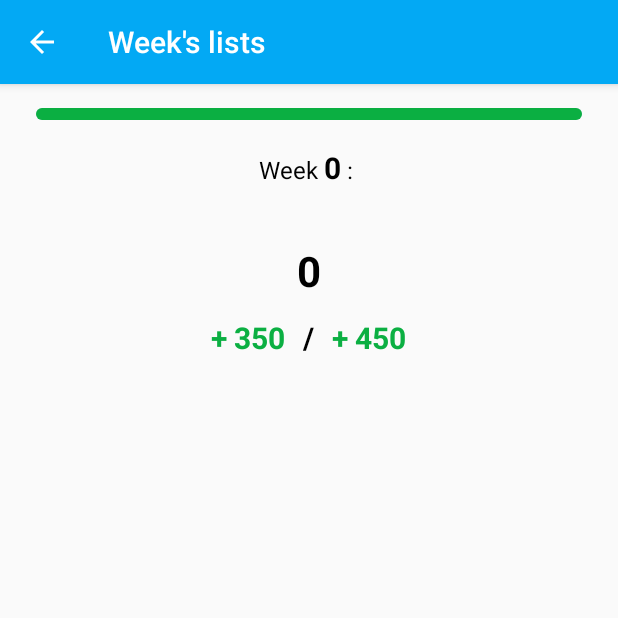
After one commit to khash021/Expense, an Android app: the WeekFragment screen opened directly, with no data from a screen before it, on a phone screen of 412 x 824 dp, the top half of it. The commit adds this screen. Run offline under Robolectric (Android 15) with nearby library versions, the phone set to English and light mode, and no system bars; libraries missing offline, so code that uses them is left out: io.realm; 24 statements that could not run were skipped.

Commit message:
ADDED WEEK LIST ACTIVITY

```diff
--- a/app/src/main/AndroidManifest.xml
+++ b/app/src/main/AndroidManifest.xml
@@ -41,6 +41,10 @@
             android:name=".ChartActivity"
             android:label="@string/chart"
             android:parentActivityName=".MainActivity" />
+
+        <activity android:name=".WeekListActivity"
+            android:label="@string/week_list_title"
+            android:parentActivityName=".MainActivity"/>
     </application>
 
 </manifest>
--- a/app/src/main/java/tech/khash/expense/ChartActivity.java
+++ b/app/src/main/java/tech/khash/expense/ChartActivity.java
@@ -13,7 +13,7 @@ import com.github.mikephil.charting.data.PieEntry;
 import java.util.ArrayList;
 
 import tech.khash.expense.base.BaseActivity;
-import tech.khash.expense.model.AmountEntity;
+import tech.khash.expense.model.WeekEntity;
 import tech.khash.expense.model.ExpenseEntity;
 import tech.khash.expense.util.RealmUtil;
 
@@ -31,7 +31,7 @@ public class ChartActivity extends BaseActivity {
         PieChart chart = findViewById(R.id.chart);
 
         ArrayList<ExpenseEntity> expenseEntities = RealmUtil.getThisWeekExpensesAll();
-        AmountEntity amountEntity = new AmountEntity(expenseEntities);
+        WeekEntity amountEntity = new WeekEntity(expenseEntities);
         ArrayList<PieEntry> entries = new ArrayList<>();
 
 //        PieEntry foodEntry = new PieEntry(amountEntity.getFood(),
--- /dev/null
+++ b/app/src/main/java/tech/khash/expense/WeekListActivity.java
@@ -0,0 +1,40 @@
+package tech.khash.expense;
+
+import android.os.Bundle;
+
+import androidx.annotation.Nullable;
+import androidx.appcompat.app.ActionBar;
+import androidx.viewpager.widget.ViewPager;
+
+import java.util.ArrayList;
+
+import tech.khash.expense.adapter.WeekPagerAdapter;
+import tech.khash.expense.base.BaseActivity;
+import tech.khash.expense.model.WeekEntity;
+import tech.khash.expense.util.WeekUtil;
+
+public class WeekListActivity extends BaseActivity {
+
+    //TODO: onclick show the list of expenses in a list dialog
+
+    private ViewPager viewPager;
+    private ArrayList<WeekEntity> weeks;
+    private WeekPagerAdapter pagerAdapter;
+
+    @Override
+    protected void onCreate(@Nullable Bundle savedInstanceState) {
+        super.onCreate(savedInstanceState);
+        setContentView(R.layout.activity_week_list_layout);
+
+        ActionBar actionBar = getSupportActionBar();
+        if (actionBar != null)
+            actionBar.setDisplayHomeAsUpEnabled(true);
+
+        weeks = WeekUtil.getAllWeeksAscending(this);
+
+        viewPager = findViewById(R.id.view_pager);
+        pagerAdapter = new WeekPagerAdapter(getSupportFragmentManager(), this, weeks);
+        viewPager.setAdapter(pagerAdapter);
+
+    }
+}
--- /dev/null
+++ b/app/src/main/java/tech/khash/expense/adapter/WeekPagerAdapter.java
@@ -0,0 +1,36 @@
+package tech.khash.expense.adapter;
+
+import android.content.Context;
+
+import androidx.annotation.NonNull;
+import androidx.fragment.app.Fragment;
+import androidx.fragment.app.FragmentManager;
+import androidx.fragment.app.FragmentStatePagerAdapter;
+
+import java.util.ArrayList;
+
+import tech.khash.expense.fragment.WeekFragment;
+import tech.khash.expense.model.WeekEntity;
+
+public class WeekPagerAdapter extends FragmentStatePagerAdapter {
+    private Context context;
+    private ArrayList<WeekEntity> weeks;
+
+    public WeekPagerAdapter(@NonNull FragmentManager fm, @NonNull Context context, @NonNull ArrayList<WeekEntity> weeks) {
+        super(fm);
+        this.context = context;
+        this.weeks = weeks;
+    }
+
+
+    @NonNull
+    @Override
+    public Fragment getItem(int position) {
+        return WeekFragment.newInstance(context, weeks.get(position));
+    }
+
+    @Override
+    public int getCount() {
+        return weeks.size();
+    }
+}
--- /dev/null
+++ b/app/src/main/java/tech/khash/expense/fragment/WeekFragment.java
@@ -0,0 +1,179 @@
+package tech.khash.expense.fragment;
+
+import android.content.Context;
+import android.os.Bundle;
+import android.text.Spanned;
+import android.view.LayoutInflater;
+import android.view.View;
+import android.view.ViewGroup;
+import android.widget.LinearLayout;
+import android.widget.ProgressBar;
+import android.widget.TextView;
+
+import androidx.annotation.NonNull;
+import androidx.annotation.Nullable;
+import androidx.core.content.ContextCompat;
+import androidx.core.text.HtmlCompat;
+import androidx.fragment.app.Fragment;
+
+import tech.khash.expense.R;
+import tech.khash.expense.model.WeekEntity;
+import tech.khash.expense.util.CommonUtil;
+import tech.khash.expense.util.SharedPreferencesUtil;
+
+public class WeekFragment extends Fragment {
+
+    //TODO: add click listener
+
+    private Context context;
+    private WeekEntity week;
+    private View v;
+
+    public static Fragment newInstance(@NonNull Context context, @NonNull WeekEntity weekEntity) {
+        WeekFragment fragment = new WeekFragment();
+        fragment.context = context;
+        fragment.week = weekEntity;
+        return fragment;
+    }
+
+    @Nullable
+    @Override
+    public View onCreateView(@NonNull LayoutInflater inflater, @Nullable ViewGroup container, @Nullable Bundle savedInstanceState) {
+        v = inflater.inflate(R.layout.content_main, container, false);
+
+        initializeUpdateViews();
+
+        v.setOnClickListener(new View.OnClickListener() {
+            @Override
+            public void onClick(View v) {
+                CommonUtil.showToastShort(context, String.valueOf(week.getWeek()));
+            }
+        });
+        return v;
+    }
+
+    private void initializeUpdateViews() {
+
+        TextView weekTitleText = v.findViewById(R.id.text_title_date);
+
+        TextView foodText = v.findViewById(R.id.text_food);
+        TextView alcoholText = v.findViewById(R.id.text_alcohol);
+        TextView weedText = v.findViewById(R.id.text_weed);
+        TextView gasText = v.findViewById(R.id.text_gas);
+        TextView accommText = v.findViewById(R.id.text_accommodation);
+        TextView gearText = v.findViewById(R.id.text_gear);
+        TextView otherText = v.findViewById(R.id.text_other);
+
+        TextView totalText = v.findViewById(R.id.text_total);
+        TextView remainingText = v.findViewById(R.id.text_remaining);
+        TextView allowanceText = v.findViewById(R.id.text_allowance);
+
+        LinearLayout foodContainer = v.findViewById(R.id.container_food);
+        LinearLayout alcoholContainer = v.findViewById(R.id.container_alcohol);
+        LinearLayout weedContainer = v.findViewById(R.id.container_weed);
+        LinearLayout gasContainer = v.findViewById(R.id.container_gas);
+        LinearLayout accommContainer = v.findViewById(R.id.container_accommodation);
+        LinearLayout gearContainer = v.findViewById(R.id.container_gear);
+        LinearLayout otherContainer = v.findViewById(R.id.container_other);
+
+        ProgressBar progressBarBudget = v.findViewById(R.id.progress_bar_budget);
+
+        String title = getString(R.string.main_report_title_date, week.getWeek(),
+                week.getMondayStr());
+        Spanned styledTitle = HtmlCompat.fromHtml(title, HtmlCompat.FROM_HTML_MODE_LEGACY);
+        weekTitleText.setText(styledTitle);
+
+        int food = week.getFood();
+        if (food > 0) {
+            foodContainer.setVisibility(View.VISIBLE);
+            foodText.setText(String.valueOf(food));
+        }
+
+        int alcohol = week.getAlcohol();
+        if (alcohol > 0) {
+            alcoholContainer.setVisibility(View.VISIBLE);
+            alcoholText.setText(String.valueOf(alcohol));
+        }
+
+        int weed = week.getWeed();
+        if (weed > 0) {
+            weedContainer.setVisibility(View.VISIBLE);
+            weedText.setText(String.valueOf(weed));
+        }
+
+        int gas = week.getGas();
+        if (gas > 0) {
+            gasContainer.setVisibility(View.VISIBLE);
+            gasText.setText(String.valueOf(gas));
+        }
+
+        int accommodation = week.getAccommodation();
+        if (accommodation > 0) {
+            accommContainer.setVisibility(View.VISIBLE);
+            accommText.setText(String.valueOf(accommodation));
+        }
+
+        int other = week.getOther();
+        if (other > 0) {
+            otherContainer.setVisibility(View.VISIBLE);
+            otherText.setText(String.valueOf(other));
+        }
+
+        int gear = week.getGear();
+        if (gear > 0) {
+            gearContainer.setVisibility(View.VISIBLE);
+            gearText.setText(String.valueOf(gear));
+        }
+
+        int total = week.getTotal();
+        totalText.setText(String.valueOf(total));
+
+        int remaining = week.getBudgetRemaining(context);
+        updateTextViewWithColor(remainingText, remaining);
+
+        int allowance = week.getAllowanceRemaining(context);
+        updateTextViewWithColor(allowanceText, allowance);
+
+        updateProgressBar(progressBarBudget, total);
+
+    }
+
+    private void updateTextViewWithColor(@NonNull TextView textView, @NonNull int remaining) {
+        if (remaining < 0) {
+            textView.setText("- " + remaining);
+            textView.setTextColor(context.getColor(R.color.red));
+        } else if (remaining > 0) {
+            textView.setText("+ " + remaining);
+            textView.setTextColor(context.getColor(R.color.colorAccentTertiary));
+        } else {
+            textView.setText(String.valueOf(remaining));
+            textView.setTextColor(context.getColor(R.color.colorAccentQuinary));
+        }
+    }
+
+    private void updateProgressBar(@NonNull ProgressBar progressBarBudget, int total) {
+        int percentTotal = getPercentTotal(total);
+        progressBarBudget.setProgressDrawable(ContextCompat.getDrawable(context,
+                R.drawable.progress_bar));
+        if (percentTotal < 100) {
+            progressBarBudget.setProgressDrawable(ContextCompat.getDrawable(context,
+                    R.drawable.progress_bar));
+            progressBarBudget.setProgress(percentTotal, true);
+            progressBarBudget.setSecondaryProgress(100);
+        } else {
+            progressBarBudget.setProgressDrawable(ContextCompat.getDrawable(context,
+                    R.drawable.progress_bar_red));
+            progressBarBudget.setProgress(100, true);
+        }
+    }
+
+    private int getPercentTotal(int total) {
+        int weeklyBudget = SharedPreferencesUtil.getWeeklyBudget(context);
+        float perc = (float) (total * 100) / weeklyBudget;
+        int percInt = Math.round(perc);
+        if (percInt >= 100)
+            return 100;
+        else
+            return percInt;
+    }
+}
--- a/app/src/main/java/tech/khash/expense/model/AmountEntity.java
+++ b/app/src/main/java/tech/khash/expense/model/WeekEntity.java
@@ -9,7 +9,9 @@ import java.util.ArrayList;
 import tech.khash.expense.util.CommonUtil;
 import tech.khash.expense.util.SharedPreferencesUtil;
 
-public class AmountEntity {
+public class WeekEntity {
+
+    //TODO: consider making this into weekEntity - rename
 
     private int food, alcohol, weed, gas, accommodation, other, gear;
     private int total;
@@ -18,7 +20,9 @@ public class AmountEntity {
     private ArrayList<ExpenseEntity> expenses;
     //TODO: add different constructors for various periods
 
-    public AmountEntity(@NonNull ArrayList<ExpenseEntity> expenses) {
+    public WeekEntity(){}
+
+    public WeekEntity(@NonNull ArrayList<ExpenseEntity> expenses) {
         this.expenses = expenses;
 
         food = 0;
@@ -59,7 +63,7 @@ public class AmountEntity {
         total = food + alcohol + weed + gas + accommodation + other + gear;
     }
 
-    public AmountEntity(@NonNull ArrayList<ExpenseEntity> expenses, int week, String monday) {
+    public WeekEntity(@NonNull ArrayList<ExpenseEntity> expenses, int week, String monday) {
         this.expenses = expenses;
         this.week = week;
         mondayStr = monday;
--- /dev/null
+++ b/app/src/main/java/tech/khash/expense/util/WeekUtil.java
@@ -0,0 +1,55 @@
+package tech.khash.expense.util;
+
+import android.content.Context;
+
+import androidx.annotation.NonNull;
+
+import java.util.ArrayList;
+import java.util.Collections;
+
+import tech.khash.expense.model.ExpenseEntity;
+import tech.khash.expense.model.WeekEntity;
+
+public class WeekUtil {
+
+    public static ArrayList<WeekEntity> getAllWeeksDescending(@NonNull Context context) {
+        ArrayList<ExpenseEntity> expenses = RealmUtil.getAllExpensesAscending();
+
+        ArrayList<WeekEntity> weeks = convertEntitiesToWeeks(expenses);
+
+        return weeks;
+    }
+
+    public static ArrayList<WeekEntity> getAllWeeksAscending(@NonNull Context context) {
+        ArrayList<ExpenseEntity> expenses = RealmUtil.getAllExpensesAscending();
+
+        ArrayList<WeekEntity> weeks = convertEntitiesToWeeks(expenses);
+        Collections.reverse(weeks);
+
+        return weeks;
+    }
+
+    private static ArrayList<WeekEntity> convertEntitiesToWeeks(@NonNull ArrayList<ExpenseEntity> expenseEntities) {
+        int firstWeek = RealmUtil.getFirstWeekCountInt();
+        int lastWeek = RealmUtil.getLastWeekCountInt();
+
+        ArrayList<ArrayList<ExpenseEntity>> expensesArrayList = new ArrayList<>();
+
+        //if we only have one week, the result of first - last would be zero, we just simply add one
+        for (int i = firstWeek; i < (lastWeek + 1); i++) {
+            ArrayList<ExpenseEntity> weekExpense = RealmUtil.getWeekExpensesAll(i);
+            expensesArrayList.add(weekExpense);
+        }
+
+        ArrayList<WeekEntity> weeks = new ArrayList<>();
+        for (ArrayList<ExpenseEntity> expenseEntities1 : expensesArrayList) {
+            int week = expenseEntities1.get(0).getWeekOfTheYear();
+            String mondayStr = expenseEntities1.get(0).getMondayDateTimeStr();
+            WeekEntity weekEntity = new WeekEntity(expenseEntities1, week, mondayStr);
+            weeks.add(weekEntity);
+
+        }
+
+        return weeks;
+    }
+}
--- /dev/null
+++ b/app/src/main/res/layout/activity_week_list_layout.xml
@@ -0,0 +1,11 @@
+<?xml version="1.0" encoding="utf-8"?>
+<LinearLayout xmlns:android="http://schemas.android.com/apk/res/android"
+    android:orientation="vertical" android:layout_width="match_parent"
+    android:layout_height="match_parent">
+
+    <androidx.viewpager.widget.ViewPager
+        android:id="@+id/view_pager"
+        android:layout_width="match_parent"
+        android:layout_height="match_parent"/>
+
+</LinearLayout>
--- a/app/src/main/res/values/strings.xml
+++ b/app/src/main/res/values/strings.xml
@@ -18,6 +18,7 @@
     <string name="edit_expense_accommodation">Edit Accommodation</string>
     <string name="edit_expense_gear">Edit Gear</string>
     <string name="edit_expense_other">Edit Other</string>
+    <string name="week_list_title">Week\'s lists</string>
 
     <!--Expense Activity-->
     <string name="expense_type_food">Food</string>
```
Also changed, not shown: app/src/main/java/tech/khash/expense/ExpenseListActivity.java (+2 -16 lines), app/src/main/java/tech/khash/expense/MainActivity.java (+20 -16 lines), app/src/main/java/tech/khash/expense/adapter/WeekRecyclerAdapter.java (+4 -4 lines), app/src/main/java/tech/khash/expense/util/RealmUtil.java (+47 -0 lines), app/src/main/res/menu/menu_main.xml (+10 -3 lines).
